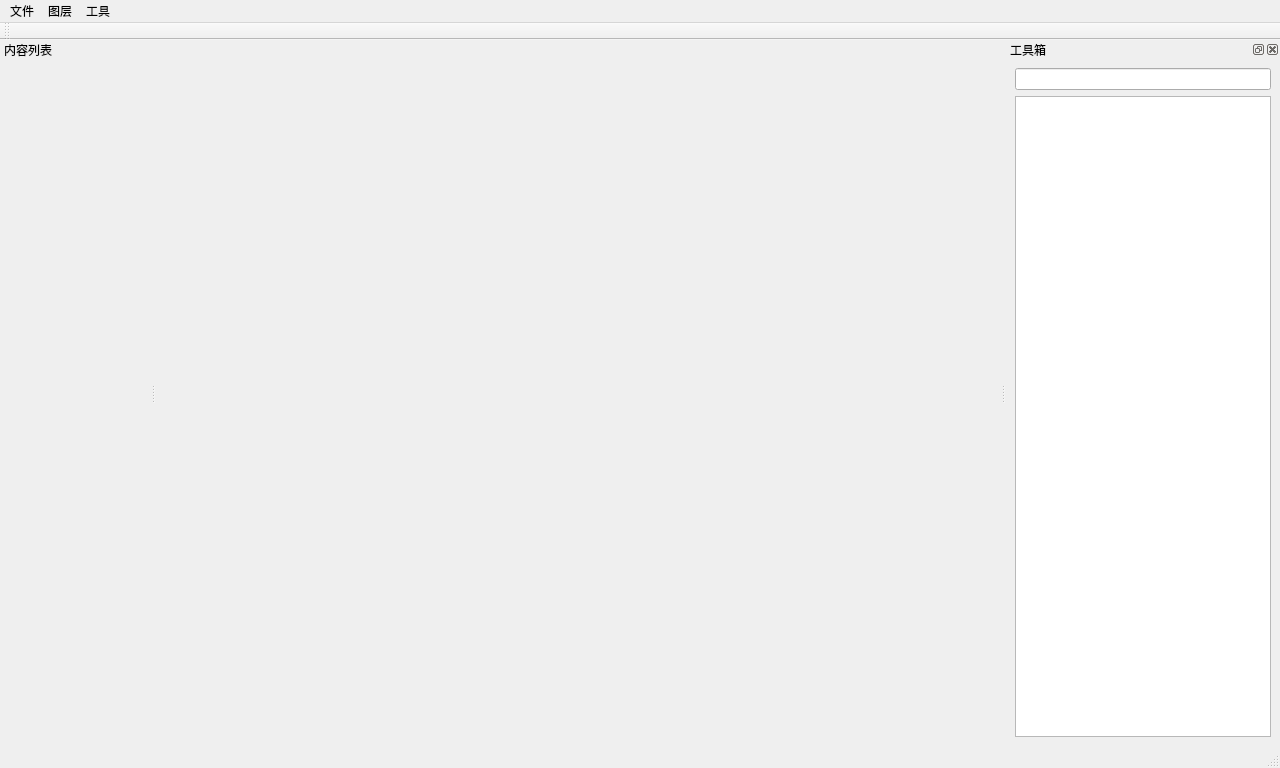
The window that ui/mainWindow.ui (iXueJie/ixuejieGIS) describes before a commit, drawn with Qt 5.
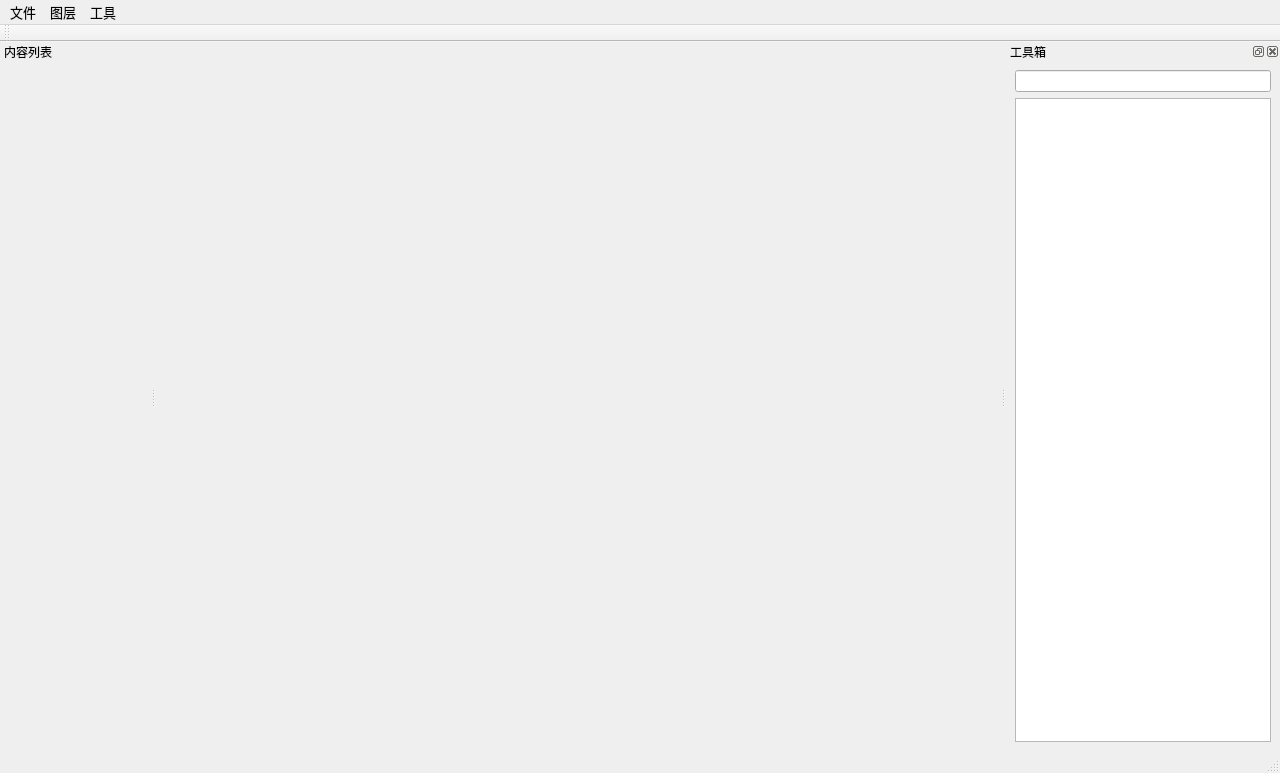
The same window after the commit. Custom widgets are drawn as their Qt base class.

```diff
--- a/ui/mainWindow.ui
+++ b/ui/mainWindow.ui
@@ -7,7 +7,7 @@
     <x>0</x>
     <y>0</y>
     <width>1280</width>
-    <height>768</height>
+    <height>773</height>
    </rect>
   </property>
   <property name="minimumSize">
@@ -25,6 +25,23 @@
   <property name="windowTitle">
    <string>我爱学姐、学妹也是</string>
   </property>
+  <property name="styleSheet">
+   <string notr="true">* {
+	font-family: &quot;HarmonyOS Sans SC Medium&quot;;
+}
+
+QDockWidget {
+	font-size: 9pt;
+}
+
+QStatusBar {
+	font-size: 8pt;
+}
+
+QMenuBar {
+	font-size: 9.5pt;
+}</string>
+  </property>
   <property name="iconSize">
    <size>
     <width>30</width>
@@ -40,7 +57,7 @@
      <x>0</x>
      <y>0</y>
      <width>1280</width>
-     <height>26</height>
+     <height>27</height>
     </rect>
    </property>
    <widget class="QMenu" name="menuFile">
@@ -73,7 +90,6 @@
    <addaction name="menuLayer"/>
    <addaction name="menuTool"/>
   </widget>
-  <widget class="QStatusBar" name="statusbar"/>
   <widget class="QDockWidget" name="tocDock">
    <property name="sizePolicy">
     <sizepolicy hsizetype="Preferred" vsizetype="Expanding">
@@ -84,7 +100,7 @@
    <property name="minimumSize">
     <size>
      <width>150</width>
-     <height>42</height>
+     <height>52</height>
     </size>
    </property>
    <property name="contextMenuPolicy">
@@ -187,6 +203,7 @@
     </layout>
    </widget>
   </widget>
+  <widget class="QStatusBar" name="statusbar"/>
   <action name="actionOpenProj">
    <property name="text">
     <string>打开工程</string>
```
